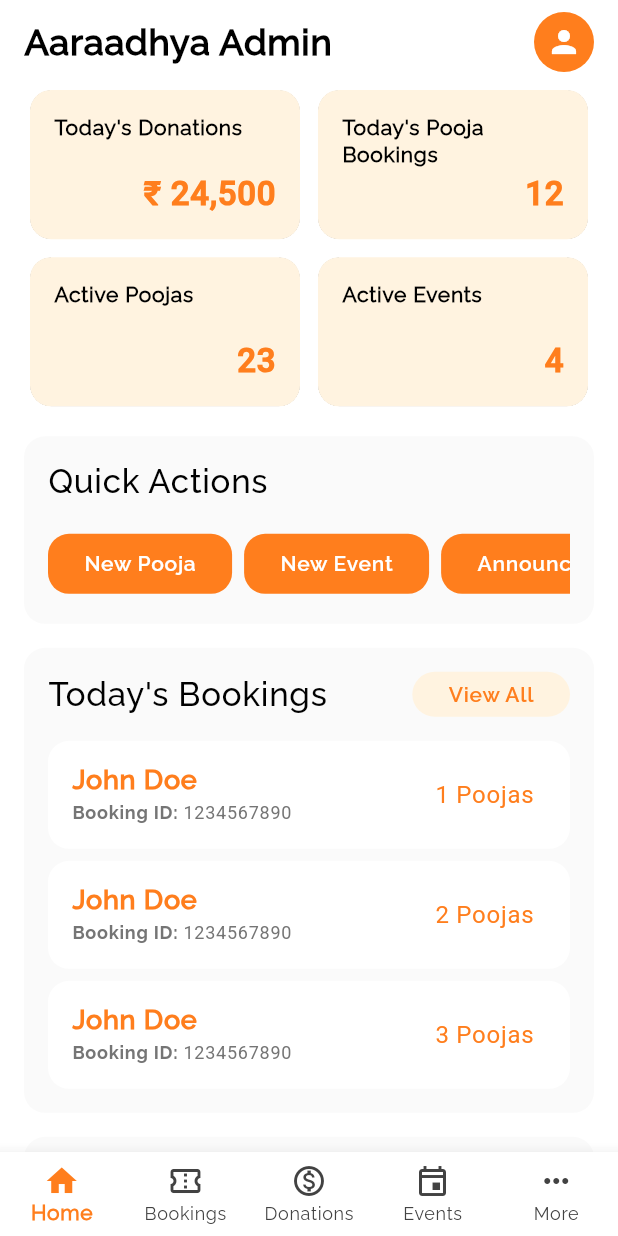
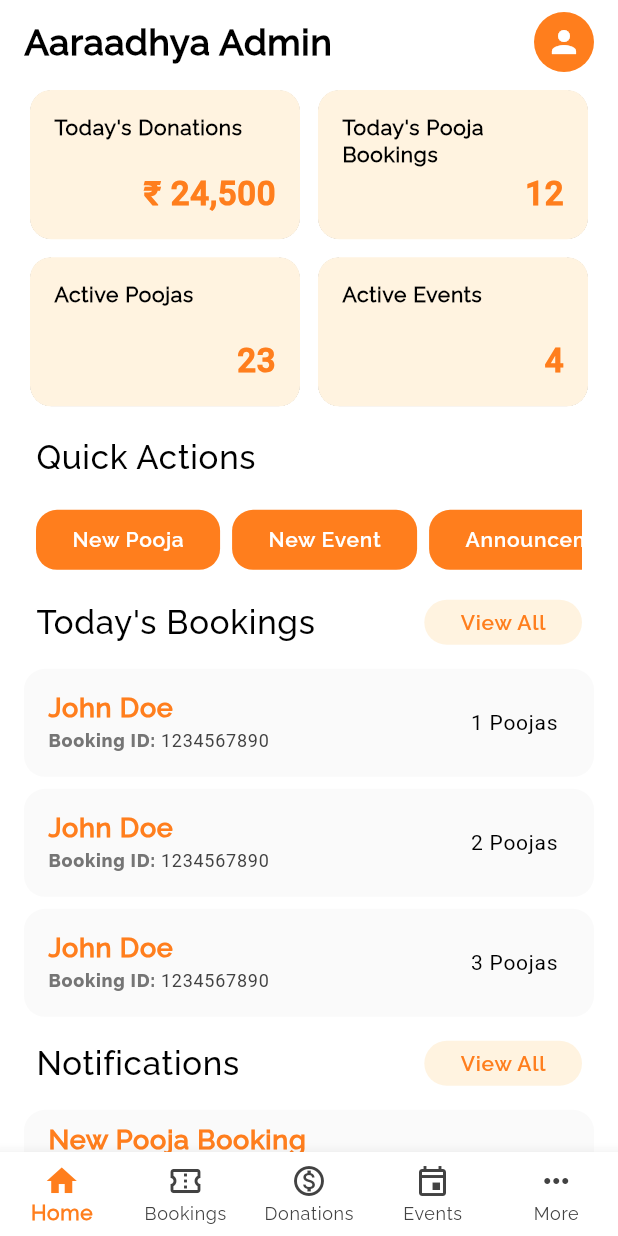
Before and after one commit to vishnucprasad/literate-octo-doodle, a Flutter app: the screen it shows after launch, on a phone screen of 412 x 824 dp. Run offline on Flutter 3.47's test engine with Material 3 defaults, Android fonts, the phone set to English and light mode, and no system bars; our stand-ins replace flutter_dotenv, flutter_hooks, flutter_riverpod, freezed_annotation, go_router and 3 more; generated files the repository leaves out were written again.

Commit message:
refactor(ui): remove unnecessary padding and containers in dashboard & booking management screens
Optimized the UI layout by removing unwanted padding and extra containers in the Dashboard and Booking Management screens.

```diff
--- a/lib/presentation/screens/home/bookings/widgets/listof_bookings.dart
+++ b/lib/presentation/screens/home/bookings/widgets/listof_bookings.dart
@@ -17,16 +17,12 @@ class ListofBookings extends ConsumerWidget {
       dateListControllerProvider.select((state) => state.selectedDate),
     );
 
-    return Container(
-      decoration: BoxDecoration(
-        color: context.colors.grey[50],
-        borderRadius: BorderRadius.circular(14.0),
-      ),
-      padding: EdgeInsets.all(16.0),
-      child: Column(
+    return Column(
       crossAxisAlignment: CrossAxisAlignment.start,
       children: [
-          Text(
+        Padding(
+          padding: const EdgeInsets.symmetric(horizontal: 8.0),
+          child: Text(
             context.l10n.bookingsSectionTitle(
               DateFormat('MMMM').format(selectedDate),
               DateFormat('d').format(selectedDate),
@@ -34,6 +30,8 @@ class ListofBookings extends ConsumerWidget {
             style: context.theme.textTheme.titleLarge?.copyWith(
               color: context.colors.grey[900],
               fontFamily: FontFamily.roboto,
+              fontVariations: [FontVariation('wght', 400)],
+            ),
           ),
         ),
         AppSpacing.verticalMedium,
@@ -47,7 +45,6 @@ class ListofBookings extends ConsumerWidget {
           separatorBuilder: (context, index) => AppSpacing.verticalMedium,
         ),
       ],
-      ),
     );
   }
 }
--- a/lib/presentation/screens/home/bookings/widgets/pooja_details_container.dart
+++ b/lib/presentation/screens/home/bookings/widgets/pooja_details_container.dart
@@ -16,7 +16,7 @@ class PoojaDetailsContainer extends ConsumerWidget {
     return ListView(
       shrinkWrap: true,
       physics: NeverScrollableScrollPhysics(),
-      padding: EdgeInsets.symmetric(horizontal: 16.0),
+      padding: EdgeInsets.symmetric(horizontal: 8.0),
       children: [
         AppSpacing.verticalSmall,
         Divider(color: context.colorScheme.primary),
--- a/lib/presentation/screens/home/dashboard/widgets/dashboard_bookings_preview.dart
+++ b/lib/presentation/screens/home/dashboard/widgets/dashboard_bookings_preview.dart
@@ -9,16 +9,12 @@ class DashboardBookingsPreview extends StatelessWidget {
 
   @override
   Widget build(BuildContext context) {
-    return Container(
-      decoration: BoxDecoration(
-        color: context.colors.grey[50],
-        borderRadius: BorderRadius.circular(14.0),
-      ),
-      padding: EdgeInsets.all(16.0),
-      child: Column(
+    return Column(
       crossAxisAlignment: CrossAxisAlignment.start,
       children: [
-          Row(
+        Padding(
+          padding: const EdgeInsets.symmetric(horizontal: 8.0),
+          child: Row(
             mainAxisAlignment: MainAxisAlignment.spaceBetween,
             children: [
               Text(
@@ -38,6 +34,7 @@ class DashboardBookingsPreview extends StatelessWidget {
               ),
             ],
           ),
+        ),
         AppSpacing.verticalMedium,
         ListView.separated(
           shrinkWrap: true,
@@ -46,7 +43,7 @@ class DashboardBookingsPreview extends StatelessWidget {
           itemBuilder: (context, index) {
             return Container(
               decoration: BoxDecoration(
-                  color: context.colorScheme.surface,
+                color: context.colors.grey[50],
                 borderRadius: BorderRadius.circular(14.0),
               ),
               child: ListTile(
@@ -65,7 +62,7 @@ class DashboardBookingsPreview extends StatelessWidget {
                         style: context.theme.textTheme.bodySmall?.copyWith(
                           fontWeight: FontWeight.bold,
                           fontVariations: [
-                              FontVariation('wght', 700),
+                            FontVariation('wght', 800),
                             FontVariation('wdth', 100),
                           ],
                         ),
@@ -73,6 +70,7 @@ class DashboardBookingsPreview extends StatelessWidget {
                       TextSpan(
                         text: '1234567890',
                         style: context.theme.textTheme.bodySmall?.copyWith(
+                          color: context.colors.grey[900],
                           fontFamily: FontFamily.roboto,
                         ),
                       ),
@@ -81,9 +79,12 @@ class DashboardBookingsPreview extends StatelessWidget {
                 ),
                 trailing: Text(
                   context.l10n.poojasCount(index + 1),
-                    style: context.theme.textTheme.bodyLarge?.copyWith(
-                      color: context.colorScheme.primary,
+                  style: context.theme.textTheme.bodyMedium?.copyWith(
                     fontFamily: FontFamily.roboto,
+                    fontVariations: [
+                      FontVariation('wght', 400),
+                      FontVariation('wdth', 100),
+                    ],
                   ),
                 ),
               ),
@@ -94,7 +95,6 @@ class DashboardBookingsPreview extends StatelessWidget {
           },
         ),
       ],
-      ),
     );
   }
 }
--- a/lib/presentation/screens/home/dashboard/widgets/dashboard_notifications.dart
+++ b/lib/presentation/screens/home/dashboard/widgets/dashboard_notifications.dart
@@ -9,16 +9,12 @@ class DashboardNotifications extends StatelessWidget {
 
   @override
   Widget build(BuildContext context) {
-    return Container(
-      decoration: BoxDecoration(
-        color: context.colors.grey[50],
-        borderRadius: BorderRadius.circular(14.0),
-      ),
-      padding: EdgeInsets.all(16.0),
-      child: Column(
+    return Column(
       crossAxisAlignment: CrossAxisAlignment.start,
       children: [
-          Row(
+        Padding(
+          padding: const EdgeInsets.symmetric(horizontal: 8.0),
+          child: Row(
             mainAxisAlignment: MainAxisAlignment.spaceBetween,
             children: [
               Text(
@@ -38,6 +34,7 @@ class DashboardNotifications extends StatelessWidget {
               ),
             ],
           ),
+        ),
         AppSpacing.verticalMedium,
         ListView.separated(
           shrinkWrap: true,
@@ -46,7 +43,7 @@ class DashboardNotifications extends StatelessWidget {
           itemBuilder: (context, index) {
             return Container(
               decoration: BoxDecoration(
-                  color: context.colorScheme.surface,
+                color: context.colors.grey[50],
                 borderRadius: BorderRadius.circular(14.0),
               ),
               child: ListTile(
@@ -82,7 +79,6 @@ class DashboardNotifications extends StatelessWidget {
           },
         ),
       ],
-      ),
     );
   }
 }
--- a/lib/presentation/screens/home/dashboard/widgets/dashboard_quick_actions.dart
+++ b/lib/presentation/screens/home/dashboard/widgets/dashboard_quick_actions.dart
@@ -8,12 +8,8 @@ class DashboardQuickActions extends StatelessWidget {
 
   @override
   Widget build(BuildContext context) {
-    return Container(
-      decoration: BoxDecoration(
-        color: context.colors.grey[50],
-        borderRadius: BorderRadius.circular(14.0),
-      ),
-      padding: EdgeInsets.all(16.0),
+    return Padding(
+      padding: const EdgeInsets.symmetric(horizontal: 8.0),
       child: Column(
         crossAxisAlignment: CrossAxisAlignment.start,
         children: [
```
Lines whose indentation alone changed are shown as unchanged.
